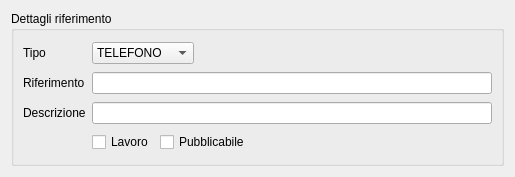
Old version of the form src/com/axiastudio/suite/anagrafiche/forms/riferimento.ui in the repository tizianolattisi/suitegda.
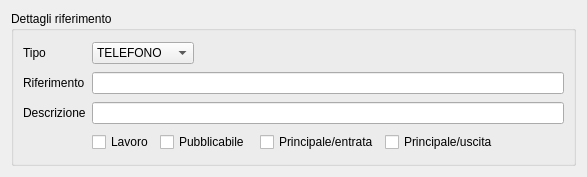
New version of the form.

```diff
--- a/src/com/axiastudio/suite/anagrafiche/forms/riferimento.ui
+++ b/src/com/axiastudio/suite/anagrafiche/forms/riferimento.ui
@@ -6,7 +6,7 @@
    <rect>
     <x>0</x>
     <y>0</y>
-    <width>493</width>
+    <width>587</width>
     <height>177</height>
    </rect>
   </property>
@@ -27,7 +27,7 @@
         </property>
        </widget>
       </item>
-      <item row="0" column="1">
+      <item row="0" column="1" colspan="2">
        <widget class="QComboBox" name="comboBox">
         <property name="column" stdset="0">
          <string>tipo</string>
@@ -69,7 +69,7 @@
         </item>
        </widget>
       </item>
-      <item row="0" column="2">
+      <item row="0" column="3">
        <spacer name="horizontalSpacer">
         <property name="orientation">
          <enum>Qt::Horizontal</enum>
@@ -89,7 +89,7 @@
         </property>
        </widget>
       </item>
-      <item row="1" column="1" colspan="2">
+      <item row="1" column="1" colspan="7">
        <widget class="QLineEdit" name="lineEdit">
         <property name="minimumSize">
          <size>
@@ -109,7 +109,7 @@
         </property>
        </widget>
       </item>
-      <item row="2" column="1" colspan="2">
+      <item row="2" column="1" colspan="7">
        <widget class="QLineEdit" name="lineEdit_2">
         <property name="minimumSize">
          <size>
@@ -122,9 +122,7 @@
         </property>
        </widget>
       </item>
-      <item row="3" column="1" colspan="2">
-       <layout class="QHBoxLayout" name="horizontalLayout">
-        <item>
+      <item row="3" column="1">
          <widget class="QCheckBox" name="checkBoxLavoro">
           <property name="text">
            <string>Lavoro</string>
@@ -134,7 +132,7 @@
           </property>
          </widget>
         </item>
-        <item>
+      <item row="3" column="2" colspan="2">
          <widget class="QCheckBox" name="checkBoxPubblicabile">
           <property name="text">
            <string>Pubblicabile</string>
@@ -144,7 +142,27 @@
           </property>
          </widget>
         </item>
-        <item>
+      <item row="3" column="4">
+       <widget class="QCheckBox" name="checkBoxPrincipaleE">
+        <property name="text">
+         <string>Principale/entrata</string>
+        </property>
+        <property name="column" stdset="0">
+         <string>principaleentrata</string>
+        </property>
+       </widget>
+      </item>
+      <item row="3" column="5">
+       <widget class="QCheckBox" name="checkBoxPrincipaleU">
+        <property name="text">
+         <string>Principale/uscita</string>
+        </property>
+        <property name="column" stdset="0">
+         <string>principaleuscita</string>
+        </property>
+       </widget>
+      </item>
+      <item row="3" column="6">
          <spacer name="horizontalSpacer_2">
           <property name="orientation">
            <enum>Qt::Horizontal</enum>
@@ -156,8 +174,6 @@
            </size>
           </property>
          </spacer>
-        </item>
-       </layout>
       </item>
      </layout>
     </widget>
```
Lines whose indentation alone changed are shown as unchanged.
